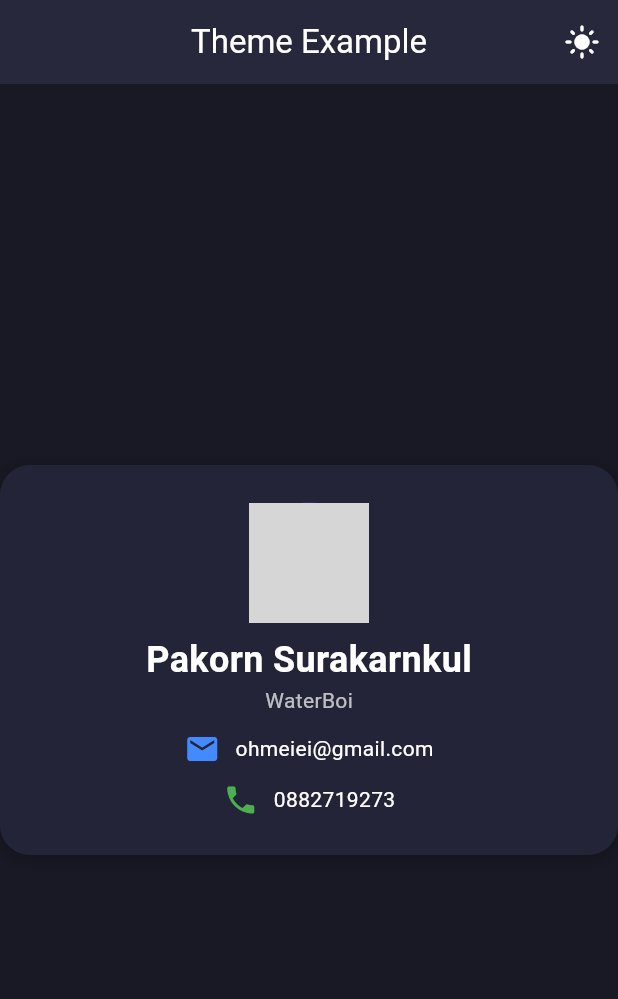
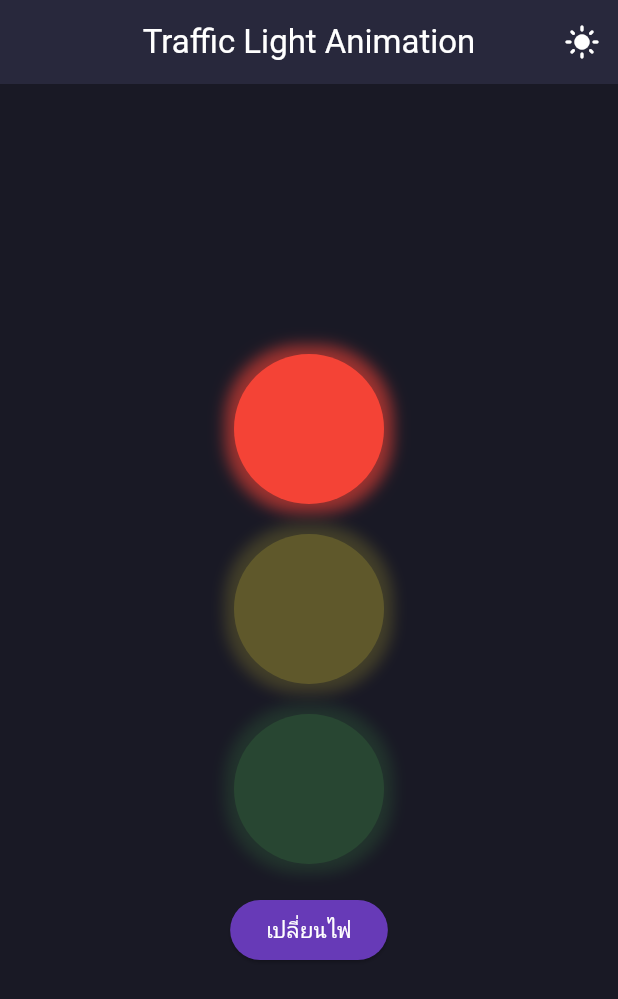
Before and after one commit to P4korn/mobiledev2, a Flutter app: the screen it shows after launch, after a tap on the "dark mode" icon, on a phone screen of 412 x 824 dp. Shown: the top 999 px of the screen. Run offline on Flutter 3.47's test engine with Material 3 defaults, Android fonts, the phone set to English and light mode, and no system bars; our stand-ins replace cloud_firestore, firebase_core; accounts and stored records are empty; grey boxes are pictures that could not be loaded.

Commit message:
homework 4

```diff
--- /dev/null
+++ b/lib/animate_pratice/traffic_light.dart
@@ -0,0 +1,73 @@
+import 'package:flutter/material.dart';
+import 'package:mobiledev2/animate_pratice/traffic_widget.dart';
+
+class Trafficlight extends StatefulWidget {
+  final VoidCallback toggleTheme;
+  final bool isDarkMode;
+  const Trafficlight(
+      {super.key, required this.toggleTheme, required this.isDarkMode});
+
+  @override
+  State<Trafficlight> createState() => _TrafficlightState();
+}
+
+class _TrafficlightState extends State<Trafficlight> {
+  int _currentLightIndex = 0;
+  void _toggleOpacity() {
+    setState(() {
+      _currentLightIndex = (_currentLightIndex + 1) % 3;
+    });
+  }
+
+  @override
+  Widget build(BuildContext context) {
+    return Scaffold(
+      appBar: AppBar(
+        title: Text("Traffic Light Animation"),
+        centerTitle: true,
+        actions: [
+          IconButton(
+            icon: Icon(widget.isDarkMode ? Icons.light_mode : Icons.dark_mode),
+            onPressed: widget.toggleTheme,
+          )
+        ],
+      ),
+      body: Center(
+        child: Container(
+          child: Column(
+            mainAxisAlignment: MainAxisAlignment.center,
+            children: [
+              TrafficLightwidget(
+                color: Colors.red,
+                opacity: _currentLightIndex == 0 ? 1.0 : 0.3,
+              ),
+              SizedBox(
+                height: 20,
+              ),
+              TrafficLightwidget(
+                color: Colors.yellow,
+                opacity: _currentLightIndex == 1 ? 1.0 : 0.3,
+              ),
+              SizedBox(
+                height: 20,
+              ),
+              TrafficLightwidget(
+                color: Colors.green,
+                opacity: _currentLightIndex == 2 ? 1.0 : 0.3,
+              ),
+              SizedBox(
+                height: 20,
+              ),
+              ElevatedButton(
+                onPressed: _toggleOpacity,
+                child: Text(
+                  "เปลี่ยนไฟ",
+                ),
+              )
+            ],
+          ),
+        ),
+      ),
+    );
+  }
+}
--- /dev/null
+++ b/lib/animate_pratice/traffic_widget.dart
@@ -0,0 +1,36 @@
+import 'package:flutter/material.dart';
+
+class TrafficLightwidget extends StatefulWidget {
+  final Color color;
+  final double opacity;
+
+  const TrafficLightwidget(
+      {super.key, required this.color, required this.opacity});
+
+  @override
+  State<TrafficLightwidget> createState() => _TrafficLightwidgetState();
+}
+
+class _TrafficLightwidgetState extends State<TrafficLightwidget> {
+  @override
+  Widget build(BuildContext context) {
+    return AnimatedOpacity(
+        duration: const Duration(seconds: 1),
+        opacity: widget.opacity,
+        child: Container(
+            height: 100,
+            width: 100,
+            decoration: BoxDecoration(
+              borderRadius: BorderRadius.circular(50),
+              color: widget.color,
+              boxShadow: [
+                BoxShadow(
+                  color: widget.color.withOpacity(0.6),
+                  spreadRadius: 6,
+                  blurRadius: 8,
+                  offset: Offset(0, 0),
+                ),
+              ],
+            )));
+  }
+}
--- a/lib/component/theme.dart
+++ b/lib/component/theme.dart
@@ -18,5 +18,9 @@ class AppThemes {
         backgroundColor: Color(0XFF28283C),
         foregroundColor: Colors.white,
       ),
-  );
+      elevatedButtonTheme: ElevatedButtonThemeData(
+          style: ElevatedButton.styleFrom(
+        backgroundColor: Colors.deepPurple, // Button background color
+        foregroundColor: Colors.white,
+      )));
 }
--- a/lib/main.dart
+++ b/lib/main.dart
@@ -1,5 +1,6 @@
 import 'package:flutter/material.dart';
 import 'package:mobiledev2/Api_/air_quality_page.dart';
+import 'package:mobiledev2/animate_pratice/traffic_light.dart';
 import 'package:mobiledev2/component/custom_card_page.dart';
 import 'package:mobiledev2/component/custome_profile_page.dart';
 import 'package:mobiledev2/component/theme.dart';
@@ -37,7 +38,7 @@ class _MyAppState extends State<MyApp> {
     return MaterialApp(
       debugShowCheckedModeBanner: false,
       theme: isDarkMode ? AppThemes.darkTheme : AppThemes.lightTheme,
-      home: ProfilePageCard(
+      home: Trafficlight(
         toggleTheme: toggleTheme,
         isDarkMode: isDarkMode,
       ),
```
Lines whose indentation alone changed are shown as unchanged.
